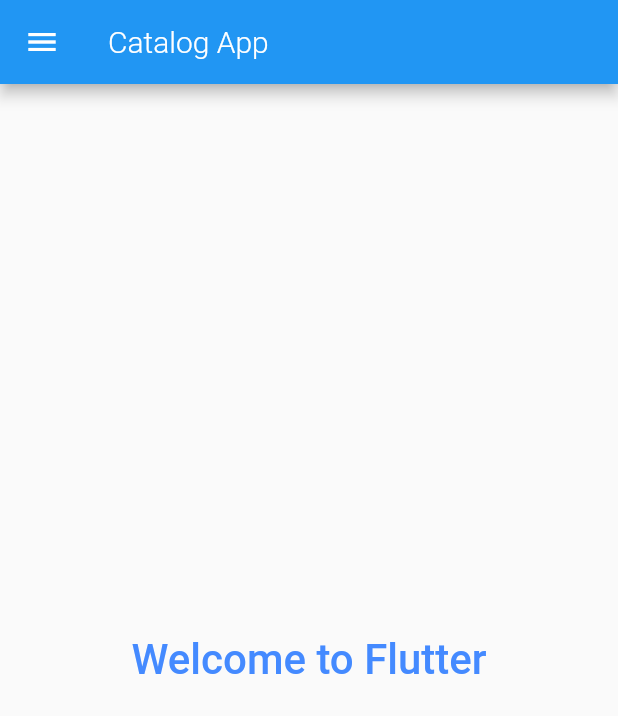
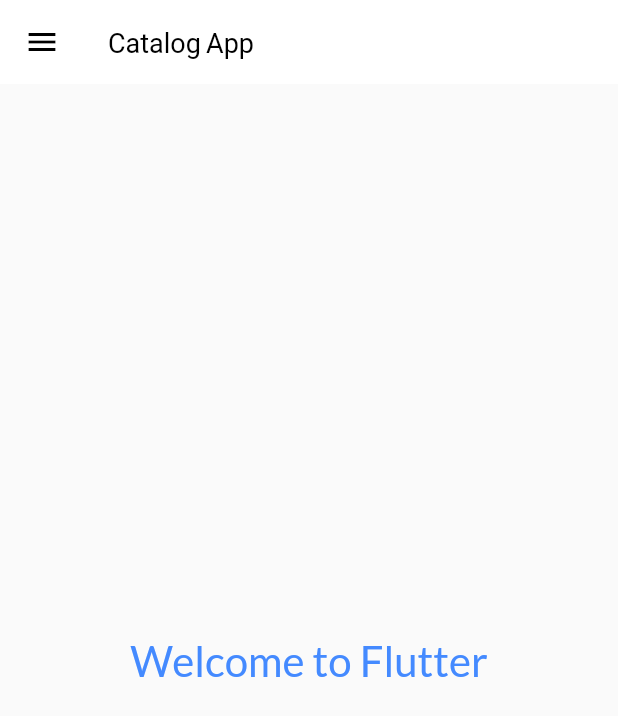
Before and after one commit to imobasshir/fuzzy-broccoli, a Flutter app: the screen it shows after launch, on a phone screen of 412 x 824 dp. Shown: the top 716 px of the screen. Run offline on Flutter 3.47's test engine with Material 2 defaults, Android fonts, the phone set to English and light mode, and no system bars; our stand-ins replace google_fonts.

Commit message:
theme done

```diff
--- a/lib/main.dart
+++ b/lib/main.dart
@@ -1,6 +1,7 @@
 import 'package:catalog_flutter/pages/home_page.dart';
 import 'package:catalog_flutter/pages/login_page.dart';
 import 'package:catalog_flutter/utils/routes.dart';
+import 'package:catalog_flutter/widgets/themes.dart';
 import 'package:flutter/material.dart';
 
 void main() {
@@ -14,12 +15,8 @@
   Widget build(BuildContext context) {
     return MaterialApp(
       themeMode: ThemeMode.light,
-      theme: ThemeData(
-        primarySwatch: Colors.blue,
-      ),
-      darkTheme: ThemeData(
-        brightness: Brightness.dark,
-      ),
+      theme: MyTheme.lightTheme(context),
+      darkTheme: MyTheme.darkTheme(context),
       routes: {
         "/": (context) => const HomePage(),
         MyRoutes.homeRoute: (context) => const HomePage(),
--- a/lib/pages/home_page.dart
+++ b/lib/pages/home_page.dart
@@ -10,9 +10,6 @@
       appBar: AppBar(
         title: const Text(
           'Catalog App',
-          style: TextStyle(
-            fontWeight: FontWeight.w300,
-          ),
         ),
       ),
       drawer: const MyDrawer(),
--- a/lib/widgets/drawer.dart
+++ b/lib/widgets/drawer.dart
@@ -30,6 +30,7 @@
             ),
           ),
           ListTile(
+            onTap: () {},
             leading: const Icon(
               Icons.home,
               color: Colors.white,
@@ -45,6 +46,7 @@
             ),
           ),
           ListTile(
+            onTap: () {},
             leading: const Icon(
               CupertinoIcons.profile_circled,
               color: Colors.white,
--- /dev/null
+++ b/lib/widgets/themes.dart
@@ -0,0 +1,25 @@
+import 'package:flutter/material.dart';
+import 'package:google_fonts/google_fonts.dart';
+
+class MyTheme {
+  static ThemeData lightTheme(BuildContext context) => ThemeData(
+        appBarTheme: const AppBarTheme(
+          color: Colors.white,
+          elevation: 0.0,
+          iconTheme: IconThemeData(
+            color: Colors.black,
+          ),
+          titleTextStyle: TextStyle(
+            color: Colors.black,
+            fontSize: 18,
+          ),
+        ),
+        fontFamily: GoogleFonts.lato().fontFamily,
+        primarySwatch: Colors.blue,
+      );
+  static ThemeData darkTheme(BuildContext context) => ThemeData(
+        brightness: Brightness.dark,
+        fontFamily: GoogleFonts.lato().fontFamily,
+        primarySwatch: Colors.blue,
+      );
+}
```
